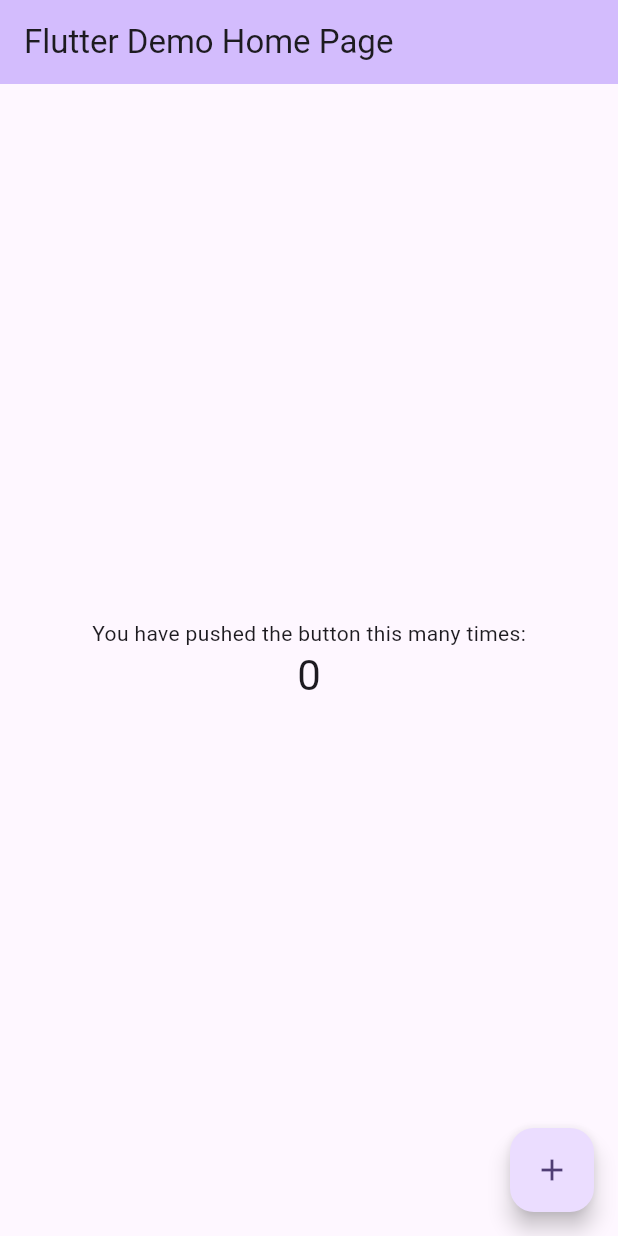
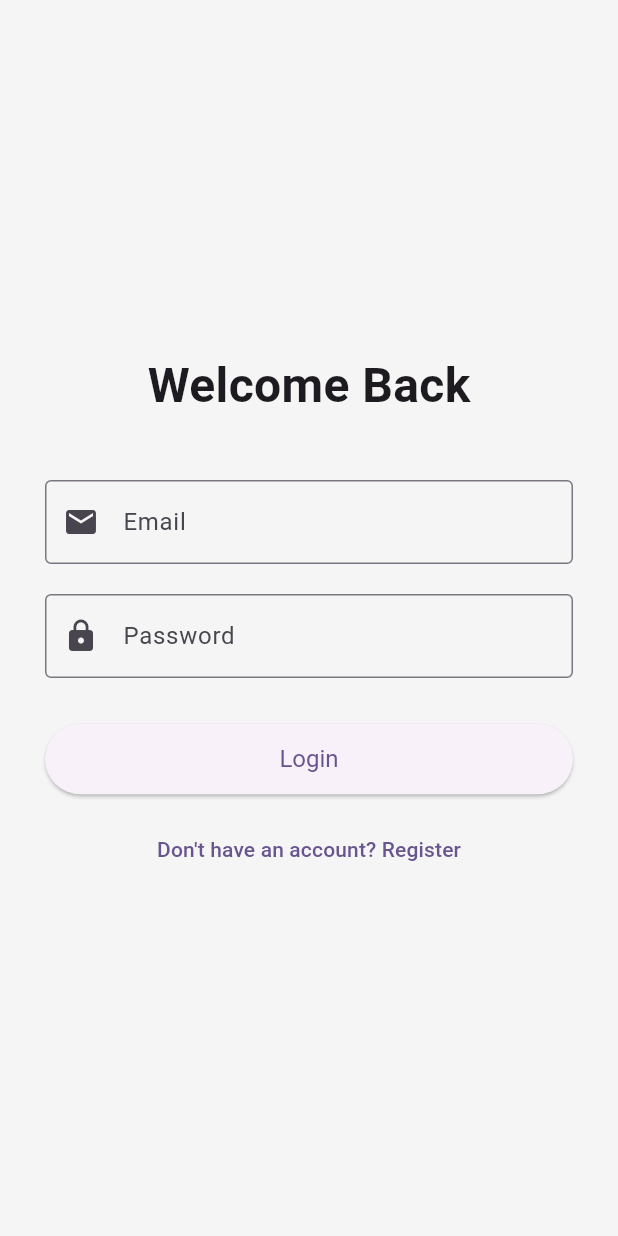
Before and after one commit to karimfady/Software-Engineering-Project, a Flutter app: the screen it shows after launch, on a phone screen of 412 x 824 dp. Run offline on Flutter 3.47's test engine with Material 3 defaults, Android fonts, the phone set to English and light mode, and no system bars.

Commit message:
login page stand in
a login page that does nothing was implemented, just seeing how flutter works

```diff
--- /dev/null
+++ b/outfitlyapp/lib/login_page.dart
@@ -0,0 +1,81 @@
+import 'package:flutter/material.dart';
+
+class LoginPage extends StatelessWidget {
+  final TextEditingController emailController = TextEditingController();
+  final TextEditingController passwordController = TextEditingController();
+
+  @override
+  Widget build(BuildContext context) {
+    return Scaffold(
+      backgroundColor: Colors.grey[100],
+      body: Center(
+        child: SingleChildScrollView(
+          padding: const EdgeInsets.symmetric(horizontal: 30.0),
+          child: Column(
+            mainAxisAlignment: MainAxisAlignment.center,
+            children: [
+              // Logo or title
+              Text(
+                'Welcome Back',
+                style: TextStyle(fontSize: 32, fontWeight: FontWeight.bold),
+              ),
+              SizedBox(height: 40),
+
+              // Email Field
+              TextField(
+                controller: emailController,
+                keyboardType: TextInputType.emailAddress,
+                decoration: InputDecoration(
+                  labelText: 'Email',
+                  border: OutlineInputBorder(),
+                  prefixIcon: Icon(Icons.email),
+                ),
+              ),
+              SizedBox(height: 20),
+
+              // Password Field
+              TextField(
+                controller: passwordController,
+                obscureText: true,
+                decoration: InputDecoration(
+                  labelText: 'Password',
+                  border: OutlineInputBorder(),
+                  prefixIcon: Icon(Icons.lock),
+                ),
+              ),
+              SizedBox(height: 30),
+
+              // Login Button
+              SizedBox(
+                width: double.infinity,
+                child: ElevatedButton(
+                  onPressed: () {
+                    // TODO: Add login logic here
+                    print(
+                      'Login: ${emailController.text}, ${passwordController.text}',
+                    );
+                  },
+                  child: Text('Login'),
+                  style: ElevatedButton.styleFrom(
+                    padding: EdgeInsets.symmetric(vertical: 14),
+                    textStyle: TextStyle(fontSize: 16),
+                  ),
+                ),
+              ),
+              SizedBox(height: 12),
+
+              // Register Button
+              TextButton(
+                onPressed: () {
+                  // TODO: Navigate to registration page
+                  print('Navigate to Register');
+                },
+                child: Text('Don\'t have an account? Register'),
+              ),
+            ],
+          ),
+        ),
+      ),
+    );
+  }
+}
--- a/outfitlyapp/lib/main.dart
+++ b/outfitlyapp/lib/main.dart
@@ -1,4 +1,5 @@
 import 'package:flutter/material.dart';
+import 'package:outfitlyapp/login_page.dart';
 
 void main() {
   runApp(const MyApp());
@@ -13,110 +14,10 @@ class MyApp extends StatelessWidget {
     return MaterialApp(
       title: 'Flutter Demo',
       theme: ThemeData(
-        // This is the theme of your application.
-        //
-        // TRY THIS: Try running your application with "flutter run". You'll see
-        // the application has a purple toolbar. Then, without quitting the app,
-        // try changing the seedColor in the colorScheme below to Colors.green
-        // and then invoke "hot reload" (save your changes or press the "hot
-        // reload" button in a Flutter-supported IDE, or press "r" if you used
-        // the command line to start the app).
-        //
-        // Notice that the counter didn't reset back to zero; the application
-        // state is not lost during the reload. To reset the state, use hot
-        // restart instead.
-        //
-        // This works for code too, not just values: Most code changes can be
-        // tested with just a hot reload.
         colorScheme: ColorScheme.fromSeed(seedColor: Colors.deepPurple),
       ),
-      home: const MyHomePage(title: 'Flutter Demo Home Page'),
+      home: LoginPage(),
+      debugShowCheckedModeBanner: false,
     );
   }
 }
-
-class MyHomePage extends StatefulWidget {
-  const MyHomePage({super.key, required this.title});
-
-  // This widget is the home page of your application. It is stateful, meaning
-  // that it has a State object (defined below) that contains fields that affect
-  // how it looks.
-
-  // This class is the configuration for the state. It holds the values (in this
-  // case the title) provided by the parent (in this case the App widget) and
-  // used by the build method of the State. Fields in a Widget subclass are
-  // always marked "final".
-
-  final String title;
-
-  @override
-  State<MyHomePage> createState() => _MyHomePageState();
-}
-
-class _MyHomePageState extends State<MyHomePage> {
-  int _counter = 0;
-
-  void _incrementCounter() {
-    setState(() {
-      // This call to setState tells the Flutter framework that something has
-      // changed in this State, which causes it to rerun the build method below
-      // so that the display can reflect the updated values. If we changed
-      // _counter without calling setState(), then the build method would not be
-      // called again, and so nothing would appear to happen.
-      _counter++;
-    });
-  }
-
-  @override
-  Widget build(BuildContext context) {
-    // This method is rerun every time setState is called, for instance as done
-    // by the _incrementCounter method above.
-    //
-    // The Flutter framework has been optimized to make rerunning build methods
-    // fast, so that you can just rebuild anything that needs updating rather
-    // than having to individually change instances of widgets.
-    return Scaffold(
-      appBar: AppBar(
-        // TRY THIS: Try changing the color here to a specific color (to
-        // Colors.amber, perhaps?) and trigger a hot reload to see the AppBar
-        // change color while the other colors stay the same.
-        backgroundColor: Theme.of(context).colorScheme.inversePrimary,
-        // Here we take the value from the MyHomePage object that was created by
-        // the App.build method, and use it to set our appbar title.
-        title: Text(widget.title),
-      ),
-      body: Center(
-        // Center is a layout widget. It takes a single child and positions it
-        // in the middle of the parent.
-        child: Column(
-          // Column is also a layout widget. It takes a list of children and
-          // arranges them vertically. By default, it sizes itself to fit its
-          // children horizontally, and tries to be as tall as its parent.
-          //
-          // Column has various properties to control how it sizes itself and
-          // how it positions its children. Here we use mainAxisAlignment to
-          // center the children vertically; the main axis here is the vertical
-          // axis because Columns are vertical (the cross axis would be
-          // horizontal).
-          //
-          // TRY THIS: Invoke "debug painting" (choose the "Toggle Debug Paint"
-          // action in the IDE, or press "p" in the console), to see the
-          // wireframe for each widget.
-          mainAxisAlignment: MainAxisAlignment.center,
-          children: <Widget>[
-            const Text('You have pushed the button this many times:'),
-            Text(
-              '$_counter',
-              style: Theme.of(context).textTheme.headlineMedium,
-            ),
-          ],
-        ),
-      ),
-      floatingActionButton: FloatingActionButton(
-        onPressed: _incrementCounter,
-        tooltip: 'Increment',
-        child: const Icon(Icons.add),
-      ), // This trailing comma makes auto-formatting nicer for build methods.
-    );
-  }
-}
```
